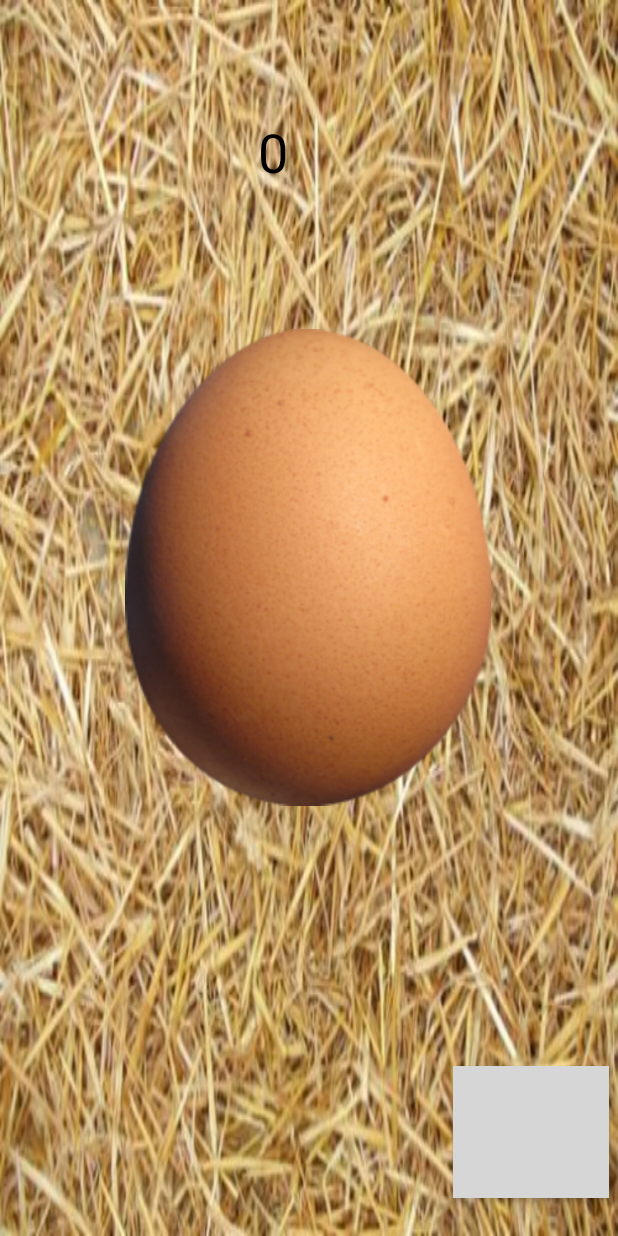
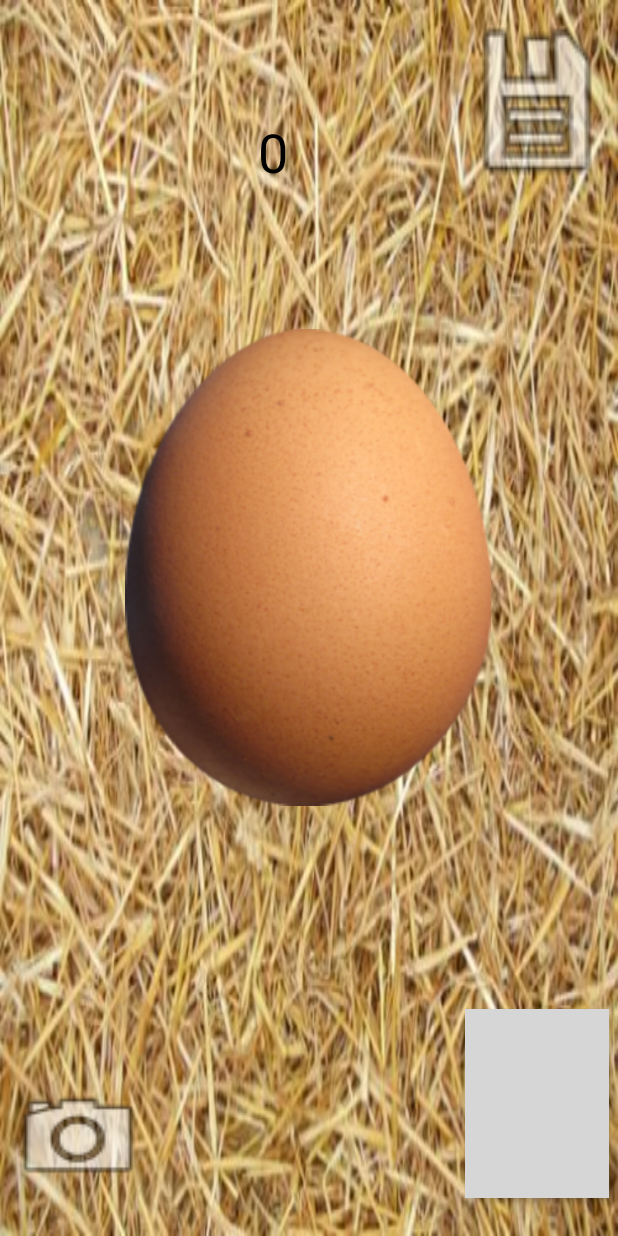
Before and after one commit to killPGM360/EGG-s-clicker, an Android app: the screen it shows after launch (MainActivity), on a phone screen of 412 x 824 dp. Run offline under Robolectric (Android 15) with nearby library versions, the light colour scheme and no system bars; grey boxes are pictures that could not be loaded.

Commit message:
ajout boutons

```diff
--- a/app/src/main/java/com/example/usager/projectfinalandroid/ActivityMarket.java
+++ b/app/src/main/java/com/example/usager/projectfinalandroid/ActivityMarket.java
@@ -10,4 +10,6 @@ public class ActivityMarket extends AppCompatActivity {
         super.onCreate(savedInstanceState);
         setContentView(R.layout.activity_market);
     }
+
+    //achat des article avec sql lite
 }
--- a/app/src/main/res/layout/activity_main.xml
+++ b/app/src/main/res/layout/activity_main.xml
@@ -25,11 +25,11 @@
     <TextView
         android:id="@+id/txtCompteur"
         style="@android:style/Widget.Holo.TextView.SpinnerItem"
-        android:layout_width="108dp"
+        android:layout_width="0dp"
         android:layout_height="67dp"
         android:layout_marginStart="164dp"
         android:layout_marginTop="33dp"
-        android:layout_marginEnd="8dp"
+        android:layout_marginEnd="50dp"
         android:layout_marginBottom="8dp"
         android:text="0"
         android:textColor="@android:color/primary_text_light_nodisable"
@@ -37,6 +37,7 @@
         android:textSize="36sp"
         app:layout_constraintBottom_toTopOf="@+id/ivOeuf"
         app:layout_constraintEnd_toEndOf="parent"
+        app:layout_constraintEnd_toStartOf="@+id/button2"
         app:layout_constraintHorizontal_bias="0.0"
         app:layout_constraintStart_toStartOf="parent"
         app:layout_constraintTop_toTopOf="parent"
@@ -67,9 +68,9 @@
         android:layout_marginStart="62dp"
         android:layout_marginTop="51dp"
         android:layout_marginEnd="62dp"
-        android:layout_marginBottom="57dp"
+        android:layout_marginBottom="78dp"
         android:visibility="invisible"
-        app:layout_constraintBottom_toTopOf="@+id/btnMarket"
+        app:layout_constraintBottom_toTopOf="@+id/button"
         app:layout_constraintEnd_toEndOf="parent"
         app:layout_constraintHorizontal_bias="1.0"
         app:layout_constraintStart_toStartOf="parent"
@@ -94,15 +95,41 @@
 
     <Button
         android:id="@+id/btnMarket"
-        android:layout_width="104dp"
-        android:layout_height="88dp"
+        android:layout_width="0dp"
+        android:layout_height="0dp"
         android:layout_marginEnd="6dp"
         android:layout_marginBottom="25dp"
         android:background="@drawable/marketicon"
         android:onClick="goMarket"
         app:layout_constraintBottom_toBottomOf="parent"
         app:layout_constraintEnd_toEndOf="parent"
-        app:layout_constraintStart_toEndOf="@+id/btnDrink"
+        app:layout_constraintStart_toEndOf="@+id/button"
+        app:layout_constraintTop_toBottomOf="@+id/button2" />
+
+    <Button
+        android:id="@+id/button"
+        android:layout_width="0dp"
+        android:layout_height="81dp"
+        android:layout_marginStart="4dp"
+        android:layout_marginEnd="210dp"
+        android:layout_marginBottom="25dp"
+        android:background="@android:drawable/ic_menu_camera"
+        app:layout_constraintBottom_toBottomOf="parent"
+        app:layout_constraintEnd_toStartOf="@+id/btnMarket"
+        app:layout_constraintStart_toStartOf="parent"
         app:layout_constraintTop_toBottomOf="@+id/videoView2" />
 
+    <Button
+        android:id="@+id/button2"
+        android:layout_width="0dp"
+        android:layout_height="0dp"
+        android:layout_marginTop="3dp"
+        android:layout_marginEnd="6dp"
+        android:layout_marginBottom="543dp"
+        android:background="@android:drawable/ic_menu_save"
+        app:layout_constraintBottom_toTopOf="@+id/btnMarket"
+        app:layout_constraintEnd_toEndOf="parent"
+        app:layout_constraintStart_toEndOf="@+id/txtCompteur"
+        app:layout_constraintTop_toTopOf="parent" />
+
 </android.support.constraint.ConstraintLayout>
```
